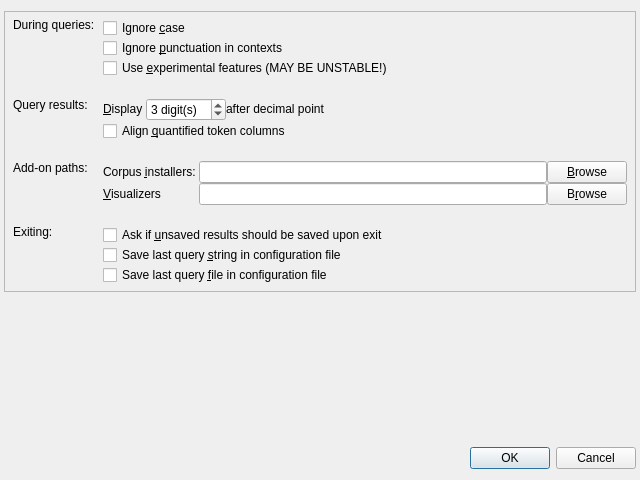
Old version of the form coquery/gui/settings.ui in the repository gkunter/coquery.
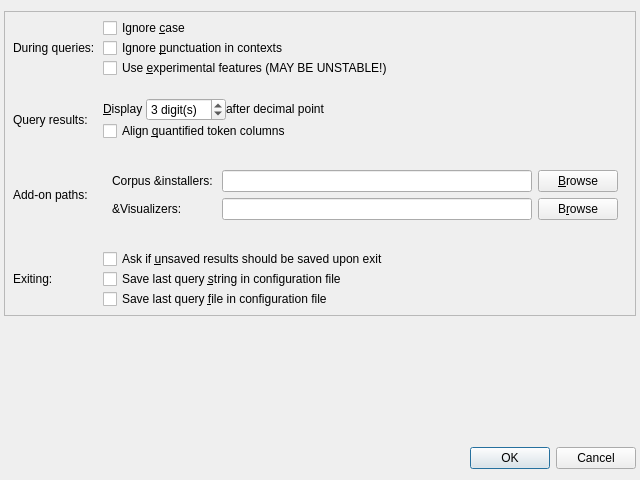
New version of the form. Icons and pictures are not drawn.

Commit message: Pass values from Settings dialog to main app

The edit to the form file:
```diff
--- a/coquery/gui/settings.ui
+++ b/coquery/gui/settings.ui
@@ -62,6 +62,22 @@
       <property name="verticalSpacing">
        <number>20</number>
       </property>
+      <item row="2" column="0">
+       <widget class="QLabel" name="label_6">
+        <property name="sizePolicy">
+         <sizepolicy hsizetype="Fixed" vsizetype="Minimum">
+          <horstretch>0</horstretch>
+          <verstretch>0</verstretch>
+         </sizepolicy>
+        </property>
+        <property name="text">
+         <string>Query results:</string>
+        </property>
+        <property name="alignment">
+         <set>Qt::AlignLeading|Qt::AlignLeft|Qt::AlignVCenter</set>
+        </property>
+       </widget>
+      </item>
       <item row="4" column="1">
        <layout class="QVBoxLayout" name="verticalLayout_2">
         <item>
@@ -87,6 +103,22 @@
         </item>
        </layout>
       </item>
+      <item row="3" column="0">
+       <widget class="QLabel" name="label_7">
+        <property name="sizePolicy">
+         <sizepolicy hsizetype="Preferred" vsizetype="Minimum">
+          <horstretch>0</horstretch>
+          <verstretch>0</verstretch>
+         </sizepolicy>
+        </property>
+        <property name="text">
+         <string>Add-on paths:</string>
+        </property>
+        <property name="alignment">
+         <set>Qt::AlignLeading|Qt::AlignLeft|Qt::AlignVCenter</set>
+        </property>
+       </widget>
+      </item>
       <item row="1" column="0">
        <widget class="QLabel" name="label_5">
         <property name="sizePolicy">
@@ -99,7 +131,23 @@
          <string>During queries:</string>
         </property>
         <property name="alignment">
-         <set>Qt::AlignLeading|Qt::AlignLeft|Qt::AlignTop</set>
+         <set>Qt::AlignLeading|Qt::AlignLeft|Qt::AlignVCenter</set>
+        </property>
+       </widget>
+      </item>
+      <item row="4" column="0">
+       <widget class="QLabel" name="label_4">
+        <property name="sizePolicy">
+         <sizepolicy hsizetype="Preferred" vsizetype="Minimum">
+          <horstretch>0</horstretch>
+          <verstretch>0</verstretch>
+         </sizepolicy>
+        </property>
+        <property name="text">
+         <string>Exiting:</string>
+        </property>
+        <property name="alignment">
+         <set>Qt::AlignLeading|Qt::AlignLeft|Qt::AlignVCenter</set>
         </property>
        </widget>
       </item>
@@ -128,138 +176,6 @@
         </item>
        </layout>
       </item>
-      <item row="3" column="1">
-       <layout class="QGridLayout" name="gridLayout">
-        <item row="0" column="0">
-         <widget class="QLabel" name="label_2">
-          <property name="sizePolicy">
-           <sizepolicy hsizetype="Minimum" vsizetype="Minimum">
-            <horstretch>0</horstretch>
-            <verstretch>0</verstretch>
-           </sizepolicy>
-          </property>
-          <property name="text">
-           <string>Corpus &amp;installers: </string>
-          </property>
-          <property name="buddy">
-           <cstring>edit_installer_path</cstring>
-          </property>
-         </widget>
-        </item>
-        <item row="0" column="2">
-         <widget class="QPushButton" name="button_lemma_path">
-          <property name="sizePolicy">
-           <sizepolicy hsizetype="Minimum" vsizetype="Fixed">
-            <horstretch>0</horstretch>
-            <verstretch>0</verstretch>
-           </sizepolicy>
-          </property>
-          <property name="text">
-           <string>&amp;Browse</string>
-          </property>
-          <property name="icon">
-           <iconset theme="folder">
-            <normaloff/>
-           </iconset>
-          </property>
-          <property name="shortcut">
-           <string>Alt+B</string>
-          </property>
-         </widget>
-        </item>
-        <item row="0" column="1">
-         <widget class="QLineEdit" name="edit_installer_path"/>
-        </item>
-        <item row="1" column="0">
-         <widget class="QLabel" name="label_9">
-          <property name="sizePolicy">
-           <sizepolicy hsizetype="Minimum" vsizetype="Minimum">
-            <horstretch>0</horstretch>
-            <verstretch>0</verstretch>
-           </sizepolicy>
-          </property>
-          <property name="text">
-           <string>&amp;Visualizers </string>
-          </property>
-          <property name="buddy">
-           <cstring>edit_visualizer_path</cstring>
-          </property>
-         </widget>
-        </item>
-        <item row="1" column="1">
-         <widget class="QLineEdit" name="edit_visualizer_path"/>
-        </item>
-        <item row="1" column="2">
-         <widget class="QPushButton" name="button_lemma_path_3">
-          <property name="sizePolicy">
-           <sizepolicy hsizetype="Minimum" vsizetype="Fixed">
-            <horstretch>0</horstretch>
-            <verstretch>0</verstretch>
-           </sizepolicy>
-          </property>
-          <property name="text">
-           <string>B&amp;rowse</string>
-          </property>
-          <property name="icon">
-           <iconset theme="folder">
-            <normaloff/>
-           </iconset>
-          </property>
-          <property name="shortcut">
-           <string>Alt+B</string>
-          </property>
-         </widget>
-        </item>
-       </layout>
-      </item>
-      <item row="2" column="0">
-       <widget class="QLabel" name="label_6">
-        <property name="sizePolicy">
-         <sizepolicy hsizetype="Fixed" vsizetype="Minimum">
-          <horstretch>0</horstretch>
-          <verstretch>0</verstretch>
-         </sizepolicy>
-        </property>
-        <property name="text">
-         <string>Query results:</string>
-        </property>
-        <property name="alignment">
-         <set>Qt::AlignLeading|Qt::AlignLeft|Qt::AlignTop</set>
-        </property>
-       </widget>
-      </item>
-      <item row="3" column="0">
-       <widget class="QLabel" name="label_7">
-        <property name="sizePolicy">
-         <sizepolicy hsizetype="Preferred" vsizetype="Minimum">
-          <horstretch>0</horstretch>
-          <verstretch>0</verstretch>
-         </sizepolicy>
-        </property>
-        <property name="text">
-         <string>Add-on paths:</string>
-        </property>
-        <property name="alignment">
-         <set>Qt::AlignLeading|Qt::AlignLeft|Qt::AlignTop</set>
-        </property>
-       </widget>
-      </item>
-      <item row="4" column="0">
-       <widget class="QLabel" name="label_4">
-        <property name="sizePolicy">
-         <sizepolicy hsizetype="Preferred" vsizetype="Minimum">
-          <horstretch>0</horstretch>
-          <verstretch>0</verstretch>
-         </sizepolicy>
-        </property>
-        <property name="text">
-         <string>Exiting:</string>
-        </property>
-        <property name="alignment">
-         <set>Qt::AlignLeading|Qt::AlignLeft|Qt::AlignTop</set>
-        </property>
-       </widget>
-      </item>
       <item row="2" column="1">
        <layout class="QVBoxLayout" name="verticalLayout_4">
         <item>
@@ -336,6 +252,86 @@
         </item>
        </layout>
       </item>
+      <item row="3" column="1">
+       <widget class="QFrame" name="frame_addon_paths">
+        <layout class="QGridLayout" name="gridLayout">
+         <item row="0" column="0">
+          <widget class="QLabel" name="label_2">
+           <property name="sizePolicy">
+            <sizepolicy hsizetype="Minimum" vsizetype="Minimum">
+             <horstretch>0</horstretch>
+             <verstretch>0</verstretch>
+            </sizepolicy>
+           </property>
+           <property name="text">
+            <string>Corpus &amp;installers: </string>
+           </property>
+          </widget>
+         </item>
+         <item row="0" column="2">
+          <widget class="QPushButton" name="button_lemma_path">
+           <property name="sizePolicy">
+            <sizepolicy hsizetype="Minimum" vsizetype="Fixed">
+             <horstretch>0</horstretch>
+             <verstretch>0</verstretch>
+            </sizepolicy>
+           </property>
+           <property name="text">
+            <string>&amp;Browse</string>
+           </property>
+           <property name="icon">
+            <iconset theme="folder">
+             <normaloff/>
+            </iconset>
+           </property>
+           <property name="shortcut">
+            <string>Alt+B</string>
+           </property>
+          </widget>
+         </item>
+         <item row="0" column="1">
+          <widget class="QLineEdit" name="edit_installer_path"/>
+         </item>
+         <item row="1" column="0">
+          <widget class="QLabel" name="label_9">
+           <property name="sizePolicy">
+            <sizepolicy hsizetype="Minimum" vsizetype="Minimum">
+             <horstretch>0</horstretch>
+             <verstretch>0</verstretch>
+            </sizepolicy>
+           </property>
+           <property name="text">
+            <string>&amp;Visualizers:</string>
+           </property>
+          </widget>
+         </item>
+         <item row="1" column="1">
+          <widget class="QLineEdit" name="edit_visualizer_path"/>
+         </item>
+         <item row="1" column="2">
+          <widget class="QPushButton" name="button_lemma_path_3">
+           <property name="sizePolicy">
+            <sizepolicy hsizetype="Minimum" vsizetype="Fixed">
+             <horstretch>0</horstretch>
+             <verstretch>0</verstretch>
+            </sizepolicy>
+           </property>
+           <property name="text">
+            <string>B&amp;rowse</string>
+           </property>
+           <property name="icon">
+            <iconset theme="folder">
+             <normaloff/>
+            </iconset>
+           </property>
+           <property name="shortcut">
+            <string>Alt+B</string>
+           </property>
+          </widget>
+         </item>
+        </layout>
+       </widget>
+      </item>
      </layout>
     </widget>
    </item>
```
Left out of the diff: 2 changed lines with no effect on the pictures. The commit also changes 4 other files.
